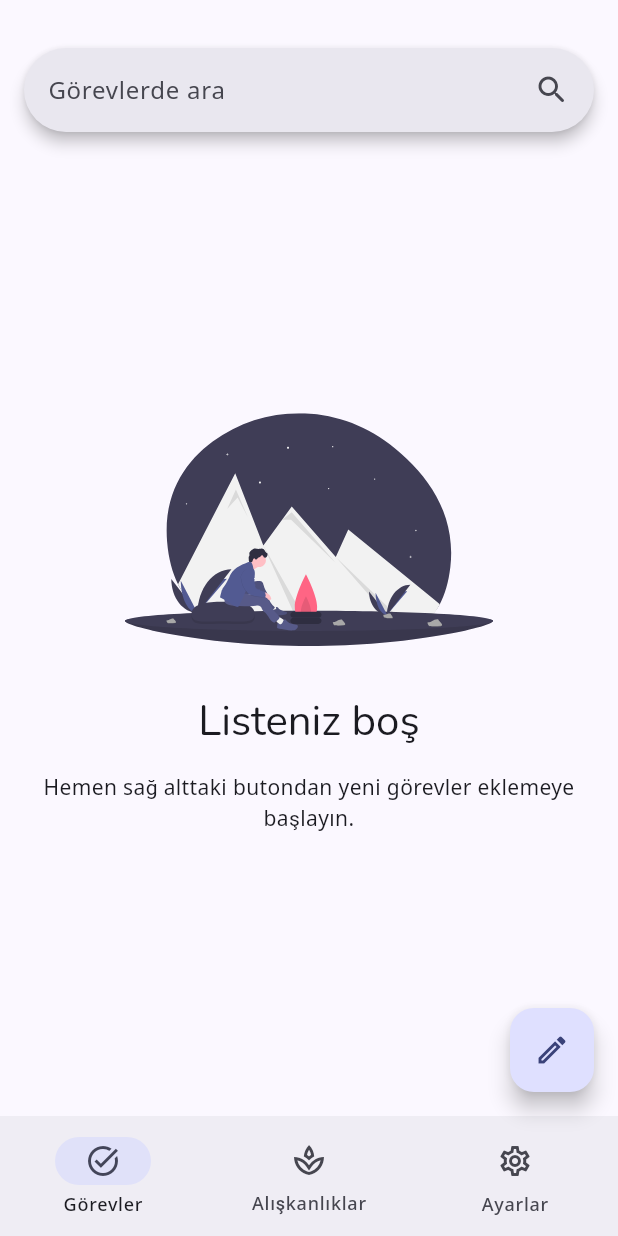
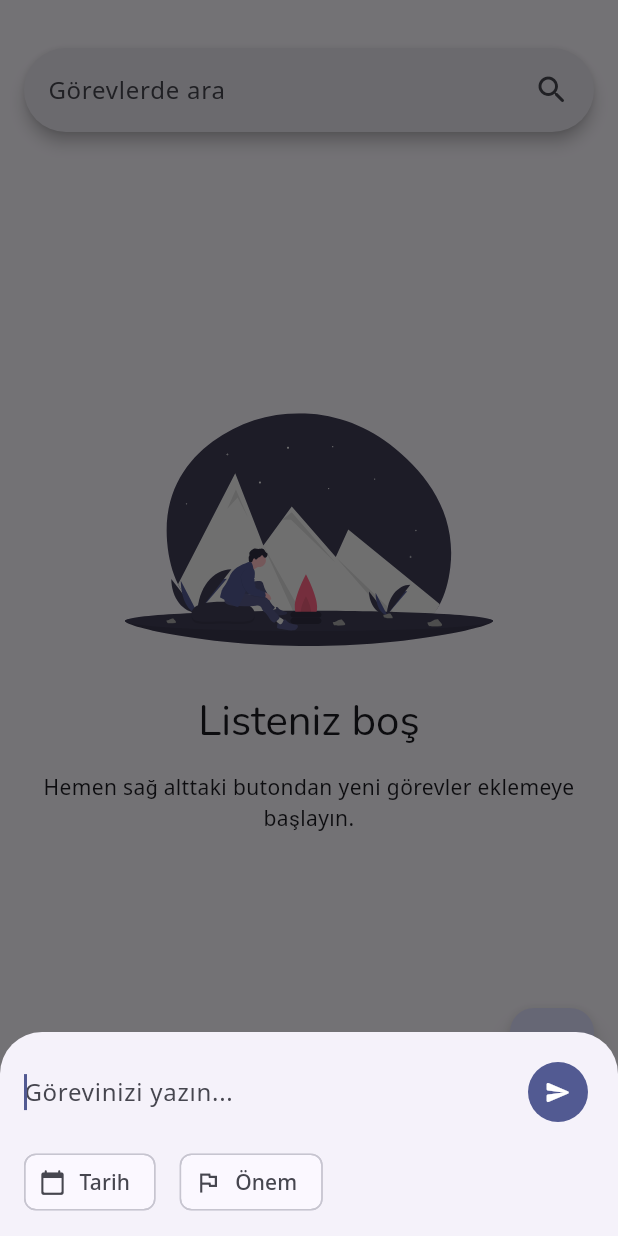
Before and after one commit to berkakkaya/taskland, a Flutter app: the HomeScreen screen opened directly, after a tap on the "edit" icon, on a phone screen of 412 x 824 dp. Run offline on Flutter 3.47's test engine with Material 3 defaults, Android fonts, the phone set to English and light mode, and no system bars; our stand-ins replace carousel_slider, flutter_svg, hive, hive_flutter; accounts and stored records are empty.

Commit message:
feat: implement add task card

```diff
--- a/lib/screens/home/home_screen.dart
+++ b/lib/screens/home/home_screen.dart
@@ -2,6 +2,7 @@ import 'package:flutter/material.dart';
 import 'package:taskland/screens/home/home_habits_tab.dart';
 import 'package:taskland/screens/home/home_settings_tab.dart';
 import 'package:taskland/screens/home/home_tasks_tab.dart';
+import 'package:taskland/widgets/add_task_card.dart';
 
 class HomeScreen extends StatefulWidget {
   const HomeScreen({super.key});
@@ -37,7 +38,7 @@ class _HomeScreenState extends State<HomeScreen> {
           ),
         ],
       ),
-      floatingActionButton: _getFab(),
+      floatingActionButton: _getFab(context),
       body: SafeArea(
         child: AnimatedSwitcher(
           duration: const Duration(milliseconds: 300),
@@ -57,7 +58,7 @@ class _HomeScreenState extends State<HomeScreen> {
     );
   }
 
-  Widget? _getFab() {
+  Widget? _getFab(BuildContext context) {
     if (currentPage == 2) {
       return null;
     }
@@ -69,7 +70,7 @@ class _HomeScreenState extends State<HomeScreen> {
     final String hint = currentPage == 0 ? "Görev ekle" : "Alışkanlık ekle";
 
     return FloatingActionButton(
-      onPressed: () {},
+      onPressed: () => _triggerFab(context),
       tooltip: hint,
       child: AnimatedSwitcher(
         duration: const Duration(milliseconds: 300),
@@ -84,6 +85,18 @@ class _HomeScreenState extends State<HomeScreen> {
     );
   }
 
+  void _triggerFab(BuildContext context) {
+    if (currentPage == 0) {
+      showModalBottomSheet(
+        context: context,
+        isScrollControlled: true,
+        builder: (context) => const AddTaskCard(),
+      );
+
+      return;
+    }
+  }
+
   void _onNewTabTapped(int index) {
     setState(() {
       currentPage = index;
--- /dev/null
+++ b/lib/widgets/add_task_card.dart
@@ -0,0 +1,209 @@
+import 'package:flutter/material.dart';
+import 'package:taskland/extensions/datetime_localization.dart';
+import 'package:taskland/services/storage.dart';
+import 'package:taskland/types/task.dart';
+import 'package:taskland/types/task_importance.dart';
+
+class AddTaskCard extends StatefulWidget {
+  const AddTaskCard({super.key});
+
+  @override
+  State<AddTaskCard> createState() => _AddTaskCardState();
+}
+
+class _AddTaskCardState extends State<AddTaskCard> {
+  final textEditingController = TextEditingController();
+
+  DateTime? selectedDate;
+  TaskImportance? importance;
+
+  bool sendTaskEnabled = false;
+
+  // TimeOfDay? _selectedTime;
+
+  @override
+  Widget build(BuildContext context) {
+    return Padding(
+      padding: EdgeInsets.only(
+        top: 16,
+        bottom: MediaQuery.viewInsetsOf(context).bottom + 16,
+      ),
+      child: Column(
+        mainAxisAlignment: MainAxisAlignment.center,
+        crossAxisAlignment: CrossAxisAlignment.start,
+        mainAxisSize: MainAxisSize.min,
+        children: <Widget>[
+          Padding(
+            padding: const EdgeInsets.symmetric(horizontal: 16),
+            child: Row(
+              crossAxisAlignment: CrossAxisAlignment.start,
+              children: [
+                Expanded(
+                  child: TextField(
+                    autofocus: true,
+                    decoration: const InputDecoration(
+                      hintText: 'Görevinizi yazın...',
+                      border: InputBorder.none,
+                    ),
+                    textCapitalization: TextCapitalization.sentences,
+                    controller: textEditingController,
+                  ),
+                ),
+                IconButton(
+                  icon: const Icon(Icons.send_rounded),
+                  iconSize: 18,
+                  style: ButtonStyle(
+                    backgroundColor: MaterialStatePropertyAll(
+                      Theme.of(context).colorScheme.primary,
+                    ),
+                    foregroundColor: MaterialStatePropertyAll(
+                      Theme.of(context).colorScheme.onPrimary,
+                    ),
+                    overlayColor: MaterialStatePropertyAll(
+                      Theme.of(context)
+                          .colorScheme
+                          .primaryContainer
+                          .withOpacity(0.5),
+                    ),
+                  ),
+                  onPressed: () => addTask(context),
+                ),
+              ],
+            ),
+          ),
+          const SizedBox(height: 16),
+          SizedBox(
+            height: 40,
+            child: ListView(
+              scrollDirection: Axis.horizontal,
+              padding: const EdgeInsets.symmetric(horizontal: 16),
+              children: [
+                InputChip(
+                  label: Text(selectedDate?.localizedDate(context) ?? "Tarih"),
+                  avatar: const Icon(Icons.calendar_today_rounded),
+                  onPressed: () => selectDate(context),
+                  onDeleted: selectedDate != null ? removeDate : null,
+                ),
+                const SizedBox(width: 8),
+                // TODO: Implement this back later when notification system
+                // is ready.
+
+                // InputChip(
+                //   label: Text(_selectedTime?.format(context) ?? "Bildirim"),
+                //   avatar: const Icon(Icons.alarm_rounded),
+                //   onPressed: () => selectTime(context),
+                // ),
+                const SizedBox(width: 8),
+                InputChip(
+                  label: Text(importance?.name.toUpperCase() ?? "Önem"),
+                  avatar: const Icon(Icons.flag_outlined),
+                  onPressed: () => showImportanceDialog(context),
+                  onDeleted: importance != null ? removeImportance : null,
+                ),
+              ],
+            ),
+          ),
+        ],
+      ),
+    );
+  }
+
+  @override
+  void dispose() {
+    textEditingController.dispose();
+    super.dispose();
+  }
+
+  Future<void> showImportanceDialog(BuildContext context) async {
+    List<Widget> widgets = [];
+
+    widgets.add(
+      const Text("Yüksek numaralar daha büyük önceliği temsil eder."),
+    );
+
+    widgets.addAll(
+      TaskImportance.values
+          .map(
+            (importance) => RadioListTile<TaskImportance>(
+              title: Text(importance.name.toUpperCase()),
+              value: importance,
+              groupValue: this.importance,
+              onChanged: (value) {
+                setState(() {
+                  this.importance = value;
+                });
+                Navigator.pop(context);
+              },
+            ),
+          )
+          .toList(),
+    );
+
+    await showDialog(
+      context: context,
+      builder: (context) {
+        return AlertDialog(
+          title: const Text("Önem"),
+          content: Column(
+            mainAxisSize: MainAxisSize.min,
+            children: widgets,
+          ),
+        );
+      },
+    );
+  }
+
+  Future<void> selectDate(BuildContext context) async {
+    final DateTime? picked = await showDatePicker(
+      context: context,
+      initialDate: DateTime.now(),
+      firstDate: DateTime.now(),
+      lastDate: DateTime(2101),
+      helpText: "Görev tarihi",
+    );
+    if (picked != null && picked != selectedDate) {
+      setState(() {
+        selectedDate = picked;
+      });
+    }
+  }
+
+  void removeDate() {
+    setState(() {
+      selectedDate = null;
+    });
+  }
+
+  void removeImportance() {
+    setState(() {
+      importance = null;
+    });
+  }
+
+  Future<void> addTask(BuildContext context) async {
+    if (textEditingController.text.isEmpty) return;
+
+    await StorageService.tasksBox.add(
+      Task()
+        ..name = textEditingController.text
+        ..date = selectedDate
+        ..importance = importance,
+    );
+
+    if (context.mounted) Navigator.pop(context);
+  }
+
+  // TODO: Implement this back later when notification system is ready.
+
+  // Future<void> selectTime(BuildContext context) async {
+  //   final TimeOfDay? picked = await showTimePicker(
+  //     context: context,
+  //     initialTime: TimeOfDay.now(),
+  //   );
+  //   if (picked != null && picked != _selectedTime) {
+  //     setState(() {
+  //       _selectedTime = picked;
+  //     });
+  //   }
+  // }
+}
```
